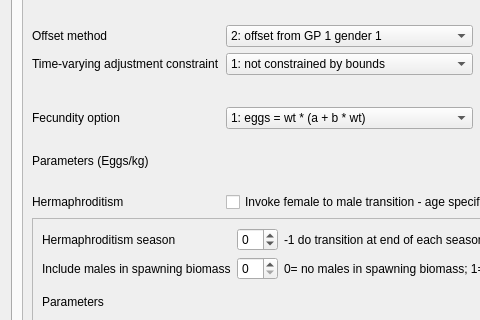
nmfs-ost/ss3-ssi, file src/population_widget.ui: the form before one commit; both pictures show x 0 to 480 and y 85 to 405 of the 958 by 580 pixel window.
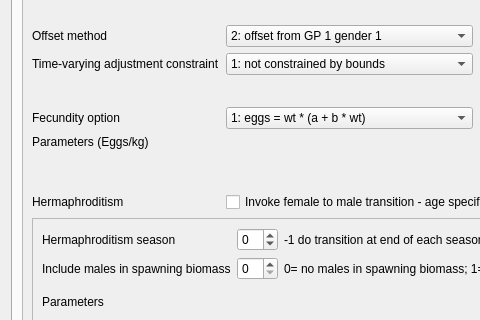
The form after the commit. The open tabs and pages were chosen to show the change. Icons and pictures are not drawn.

Commit message: changes population tab

What changed in the file:
```diff
--- a/src/population_widget.ui
+++ b/src/population_widget.ui
@@ -272,6 +272,9 @@
                <property name="text">
                 <string>Parameters (Eggs/kg)</string>
                </property>
+               <property name="alignment">
+                <set>Qt::AlignLeading|Qt::AlignLeft|Qt::AlignTop</set>
+               </property>
               </widget>
              </item>
              <item row="5" column="2" colspan="5">
```
Left out of the diff: 4 changed lines with no effect on the pictures.
